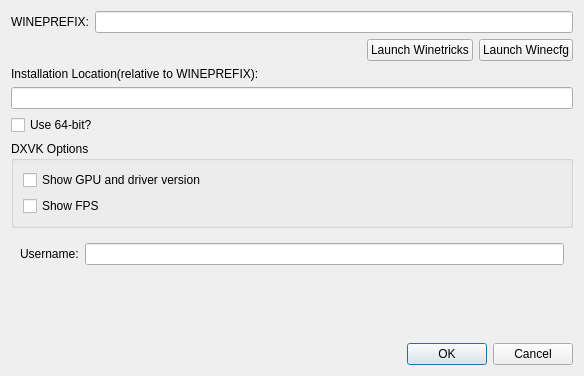
Before: the Qt Designer form settingsdialog.ui in rm5248/RenegadeXLauncher, drawn with Qt 5.
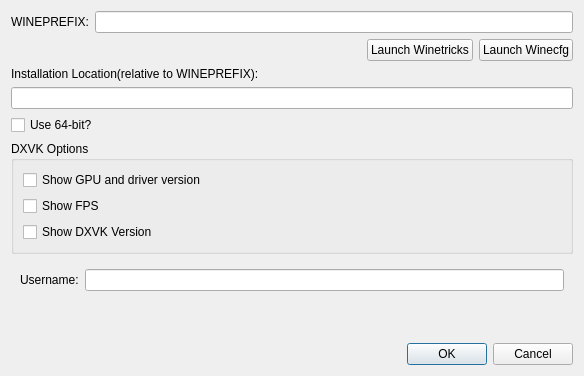
After: the same form once the commit is applied.

Commit message: add option to display dxvk version.  updated serverlist url

```diff
--- a/settingsdialog.ui
+++ b/settingsdialog.ui
@@ -142,6 +142,13 @@
         </property>
        </widget>
       </item>
+      <item>
+       <widget class="QCheckBox" name="dxvk_version">
+        <property name="text">
+         <string>Show DXVK Version</string>
+        </property>
+       </widget>
+      </item>
      </layout>
     </widget>
    </item>
```
The commit also changes 2 other files.
